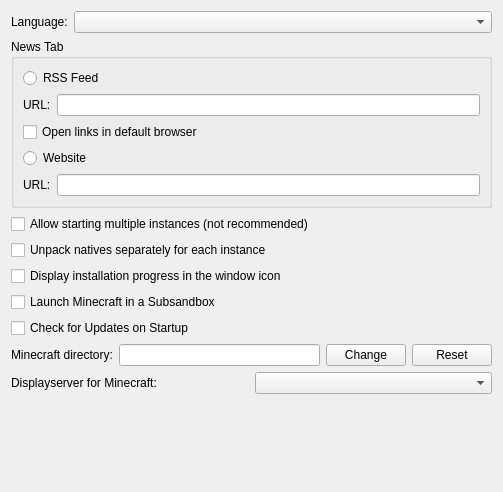
Before: the Qt Designer form jdMinecraftLauncher/ui/OptionsTab.ui in JakobDev/jdMinecraftLauncher, drawn with Qt 5.
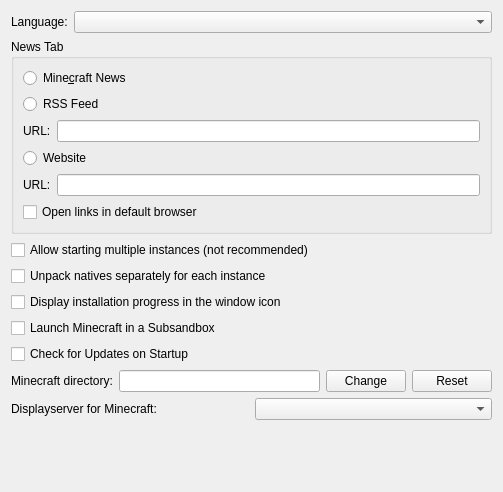
After: the same form once the commit is applied.

Commit message: Allow viewing Minecraft News

Diff of the .ui file:
```diff
--- a/jdMinecraftLauncher/ui/OptionsTab.ui
+++ b/jdMinecraftLauncher/ui/OptionsTab.ui
@@ -41,6 +41,13 @@
       <string>News Tab</string>
      </property>
      <layout class="QVBoxLayout" name="verticalLayout">
+      <item>
+       <widget class="QRadioButton" name="newsMinecraftButton">
+        <property name="text">
+         <string>Mine&amp;craft News</string>
+        </property>
+       </widget>
+      </item>
       <item>
        <widget class="QRadioButton" name="newsRssFeedButton">
         <property name="text">
@@ -62,13 +69,6 @@
         </item>
        </layout>
       </item>
-      <item>
-       <widget class="QCheckBox" name="newsFeedDefaultBrowserCheckBox">
-        <property name="text">
-         <string>Open links in default browser</string>
-        </property>
-       </widget>
-      </item>
       <item>
        <widget class="QRadioButton" name="newsWebsiteButton">
         <property name="text">
@@ -90,6 +90,13 @@
         </item>
        </layout>
       </item>
+      <item>
+       <widget class="QCheckBox" name="newsFeedDefaultBrowserCheckBox">
+        <property name="text">
+         <string>Open links in default browser</string>
+        </property>
+       </widget>
+      </item>
      </layout>
     </widget>
    </item>
```
Left out of the diff: 2 changed lines with no effect on the pictures. The commit also changes 9 other files.
